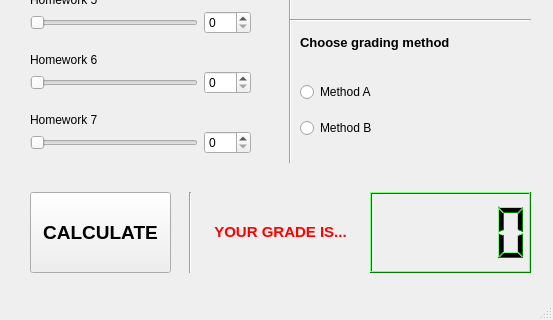
Before: the Qt Designer form mainwindow.ui in patilkap/Assignment-2, drawn with Qt 5; both pictures show x 0 to 553 and y 308 to 628 of the 553 by 628 pixel window.
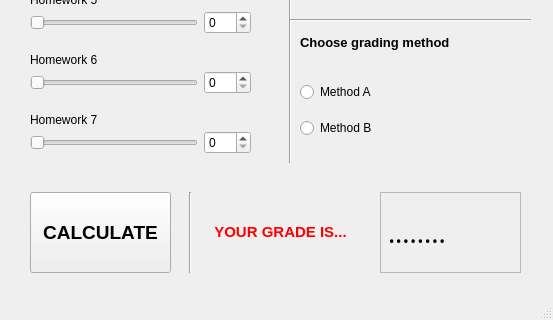
After: the same form once the commit is applied.

Commit message:
SHOWS SOMETHING
Changed LCD display to normal Label. Shows some number but need to make sure it calculates correctly

```diff
--- a/mainwindow.ui
+++ b/mainwindow.ui
@@ -446,434 +446,6 @@
      <string>&lt;html&gt;&lt;head/&gt;&lt;body&gt;&lt;p&gt;&lt;span style=&quot; font-size:10pt; font-weight:600;&quot;&gt;Choose grading method&lt;/span&gt;&lt;/p&gt;&lt;/body&gt;&lt;/html&gt;</string>
     </property>
    </widget>
-   <widget class="QLCDNumber" name="LEDNum">
-    <property name="geometry">
-     <rect>
-      <x>370</x>
-      <y>500</y>
-      <width>161</width>
-      <height>81</height>
-     </rect>
-    </property>
-    <property name="palette">
-     <palette>
-      <active>
-       <colorrole role="WindowText">
-        <brush brushstyle="SolidPattern">
-         <color alpha="255">
-          <red>0</red>
-          <green>0</green>
-          <blue>0</blue>
-         </color>
-        </brush>
-       </colorrole>
-       <colorrole role="Button">
-        <brush brushstyle="SolidPattern">
-         <color alpha="255">
-          <red>0</red>
-          <green>255</green>
-          <blue>0</blue>
-         </color>
-        </brush>
-       </colorrole>
-       <colorrole role="Light">
-        <brush brushstyle="SolidPattern">
-         <color alpha="255">
-          <red>127</red>
-          <green>255</green>
-          <blue>127</blue>
-         </color>
-        </brush>
-       </colorrole>
-       <colorrole role="Midlight">
-        <brush brushstyle="SolidPattern">
-         <color alpha="255">
-          <red>63</red>
-          <green>255</green>
-          <blue>63</blue>
-         </color>
-        </brush>
-       </colorrole>
-       <colorrole role="Dark">
-        <brush brushstyle="SolidPattern">
-         <color alpha="255">
-          <red>0</red>
-          <green>127</green>
-          <blue>0</blue>
-         </color>
-        </brush>
-       </colorrole>
-       <colorrole role="Mid">
-        <brush brushstyle="SolidPattern">
-         <color alpha="255">
-          <red>0</red>
-          <green>170</green>
-          <blue>0</blue>
-         </color>
-        </brush>
-       </colorrole>
-       <colorrole role="Text">
-        <brush brushstyle="SolidPattern">
-         <color alpha="255">
-          <red>0</red>
-          <green>0</green>
-          <blue>0</blue>
-         </color>
-        </brush>
-       </colorrole>
-       <colorrole role="BrightText">
-        <brush brushstyle="SolidPattern">
-         <color alpha="255">
-          <red>255</red>
-          <green>255</green>
-          <blue>255</blue>
-         </color>
-        </brush>
-       </colorrole>
-       <colorrole role="ButtonText">
-        <brush brushstyle="SolidPattern">
-         <color alpha="255">
-          <red>0</red>
-          <green>0</green>
-          <blue>0</blue>
-         </color>
-        </brush>
-       </colorrole>
-       <colorrole role="Base">
-        <brush brushstyle="SolidPattern">
-         <color alpha="255">
-          <red>255</red>
-          <green>255</green>
-          <blue>255</blue>
-         </color>
-        </brush>
-       </colorrole>
-       <colorrole role="Window">
-        <brush brushstyle="SolidPattern">
-         <color alpha="255">
-          <red>0</red>
-          <green>255</green>
-          <blue>0</blue>
-         </color>
-        </brush>
-       </colorrole>
-       <colorrole role="Shadow">
-        <brush brushstyle="SolidPattern">
-         <color alpha="255">
-          <red>0</red>
-          <green>0</green>
-          <blue>0</blue>
-         </color>
-        </brush>
-       </colorrole>
-       <colorrole role="AlternateBase">
-        <brush brushstyle="SolidPattern">
-         <color alpha="255">
-          <red>127</red>
-          <green>255</green>
-          <blue>127</blue>
-         </color>
-        </brush>
-       </colorrole>
-       <colorrole role="ToolTipBase">
-        <brush brushstyle="SolidPattern">
-         <color alpha="255">
-          <red>255</red>
-          <green>255</green>
-          <blue>220</blue>
-         </color>
-        </brush>
-       </colorrole>
-       <colorrole role="ToolTipText">
-        <brush brushstyle="SolidPattern">
-         <color alpha="255">
-          <red>0</red>
-          <green>0</green>
-          <blue>0</blue>
-         </color>
-        </brush>
-       </colorrole>
-      </active>
-      <inactive>
-       <colorrole role="WindowText">
-        <brush brushstyle="SolidPattern">
-         <color alpha="255">
-          <red>0</red>
-          <green>0</green>
-          <blue>0</blue>
-         </color>
-        </brush>
-       </colorrole>
-       <colorrole role="Button">
-        <brush brushstyle="SolidPattern">
-         <color alpha="255">
-          <red>0</red>
-          <green>255</green>
-          <blue>0</blue>
-         </color>
-        </brush>
-       </colorrole>
-       <colorrole role="Light">
-        <brush brushstyle="SolidPattern">
-         <color alpha="255">
-          <red>127</red>
-          <green>255</green>
-          <blue>127</blue>
-         </color>
-        </brush>
-       </colorrole>
-       <colorrole role="Midlight">
-        <brush brushstyle="SolidPattern">
-         <color alpha="255">
-          <red>63</red>
-          <green>255</green>
-          <blue>63</blue>
-         </color>
-        </brush>
-       </colorrole>
-       <colorrole role="Dark">
-        <brush brushstyle="SolidPattern">
-         <color alpha="255">
-          <red>0</red>
-          <green>127</green>
-          <blue>0</blue>
-         </color>
-        </brush>
-       </colorrole>
-       <colorrole role="Mid">
-        <brush brushstyle="SolidPattern">
-         <color alpha="255">
-          <red>0</red>
-          <green>170</green>
-          <blue>0</blue>
-         </color>
-        </brush>
-       </colorrole>
-       <colorrole role="Text">
-        <brush brushstyle="SolidPattern">
-         <color alpha="255">
-          <red>0</red>
-          <green>0</green>
-          <blue>0</blue>
-         </color>
-        </brush>
-       </colorrole>
-       <colorrole role="BrightText">
-        <brush brushstyle="SolidPattern">
-         <color alpha="255">
-          <red>255</red>
-          <green>255</green>
-          <blue>255</blue>
-         </color>
-        </brush>
-       </colorrole>
-       <colorrole role="ButtonText">
-        <brush brushstyle="SolidPattern">
-         <color alpha="255">
-          <red>0</red>
-          <green>0</green>
-          <blue>0</blue>
-         </color>
-        </brush>
-       </colorrole>
-       <colorrole role="Base">
-        <brush brushstyle="SolidPattern">
-         <color alpha="255">
-          <red>255</red>
-          <green>255</green>
-          <blue>255</blue>
-         </color>
-        </brush>
-       </colorrole>
-       <colorrole role="Window">
-        <brush brushstyle="SolidPattern">
-         <color alpha="255">
-          <red>0</red>
-          <green>255</green>
-          <blue>0</blue>
-         </color>
-        </brush>
-       </colorrole>
-       <colorrole role="Shadow">
-        <brush brushstyle="SolidPattern">
-         <color alpha="255">
-          <red>0</red>
-          <green>0</green>
-          <blue>0</blue>
-         </color>
-        </brush>
-       </colorrole>
-       <colorrole role="AlternateBase">
-        <brush brushstyle="SolidPattern">
-         <color alpha="255">
-          <red>127</red>
-          <green>255</green>
-          <blue>127</blue>
-         </color>
-        </brush>
-       </colorrole>
-       <colorrole role="ToolTipBase">
-        <brush brushstyle="SolidPattern">
-         <color alpha="255">
-          <red>255</red>
-          <green>255</green>
-          <blue>220</blue>
-         </color>
-        </brush>
-       </colorrole>
-       <colorrole role="ToolTipText">
-        <brush brushstyle="SolidPattern">
-         <color alpha="255">
-          <red>0</red>
-          <green>0</green>
-          <blue>0</blue>
-         </color>
-        </brush>
-       </colorrole>
-      </inactive>
-      <disabled>
-       <colorrole role="WindowText">
-        <brush brushstyle="SolidPattern">
-         <color alpha="255">
-          <red>0</red>
-          <green>127</green>
-          <blue>0</blue>
-         </color>
-        </brush>
-       </colorrole>
-       <colorrole role="Button">
-        <brush brushstyle="SolidPattern">
-         <color alpha="255">
-          <red>0</red>
-          <green>255</green>
-          <blue>0</blue>
-         </color>
-        </brush>
-       </colorrole>
-       <colorrole role="Light">
-        <brush brushstyle="SolidPattern">
-         <color alpha="255">
-          <red>127</red>
-          <green>255</green>
-          <blue>127</blue>
-         </color>
-        </brush>
-       </colorrole>
-       <colorrole role="Midlight">
-        <brush brushstyle="SolidPattern">
-         <color alpha="255">
-          <red>63</red>
-          <green>255</green>
-          <blue>63</blue>
-         </color>
-        </brush>
-       </colorrole>
-       <colorrole role="Dark">
-        <brush brushstyle="SolidPattern">
-         <color alpha="255">
-          <red>0</red>
-          <green>127</green>
-          <blue>0</blue>
-         </color>
-        </brush>
-       </colorrole>
-       <colorrole role="Mid">
-        <brush brushstyle="SolidPattern">
-         <color alpha="255">
-          <red>0</red>
-          <green>170</green>
-          <blue>0</blue>
-         </color>
-        </brush>
-       </colorrole>
-       <colorrole role="Text">
-        <brush brushstyle="SolidPattern">
-         <color alpha="255">
-          <red>0</red>
-          <green>127</green>
-          <blue>0</blue>
-         </color>
-        </brush>
-       </colorrole>
-       <colorrole role="BrightText">
-        <brush brushstyle="SolidPattern">
-         <color alpha="255">
-          <red>255</red>
-          <green>255</green>
-          <blue>255</blue>
-         </color>
-        </brush>
-       </colorrole>
-       <colorrole role="ButtonText">
-        <brush brushstyle="SolidPattern">
-         <color alpha="255">
-          <red>0</red>
-          <green>127</green>
-          <blue>0</blue>
-         </color>
-        </brush>
-       </colorrole>
-       <colorrole role="Base">
-        <brush brushstyle="SolidPattern">
-         <color alpha="255">
-          <red>0</red>
-          <green>255</green>
-          <blue>0</blue>
-         </color>
-        </brush>
-       </colorrole>
-       <colorrole role="Window">
-        <brush brushstyle="SolidPattern">
-         <color alpha="255">
-          <red>0</red>
-          <green>255</green>
-          <blue>0</blue>
-         </color>
-        </brush>
-       </colorrole>
-       <colorrole role="Shadow">
-        <brush brushstyle="SolidPattern">
-         <color alpha="255">
-          <red>0</red>
-          <green>0</green>
-          <blue>0</blue>
-         </color>
-        </brush>
-       </colorrole>
-       <colorrole role="AlternateBase">
-        <brush brushstyle="SolidPattern">
-         <color alpha="255">
-          <red>0</red>
-          <green>255</green>
-          <blue>0</blue>
-         </color>
-        </brush>
-       </colorrole>
-       <colorrole role="ToolTipBase">
-        <brush brushstyle="SolidPattern">
-         <color alpha="255">
-          <red>255</red>
-          <green>255</green>
-          <blue>220</blue>
-         </color>
-        </brush>
-       </colorrole>
-       <colorrole role="ToolTipText">
-        <brush brushstyle="SolidPattern">
-         <color alpha="255">
-          <red>0</red>
-          <green>0</green>
-          <blue>0</blue>
-         </color>
-        </brush>
-       </colorrole>
-      </disabled>
-     </palette>
-    </property>
-    <property name="cursor">
-     <cursorShape>BlankCursor</cursorShape>
-    </property>
-   </widget>
    <widget class="Line" name="line_4">
     <property name="geometry">
      <rect>
@@ -1058,6 +630,37 @@
      </item>
     </layout>
    </widget>
+   <widget class="QLabel" name="GradeTotal">
+    <property name="geometry">
+     <rect>
+      <x>380</x>
+      <y>500</y>
+      <width>141</width>
+      <height>81</height>
+     </rect>
+    </property>
+    <property name="font">
+     <font>
+      <family>OCR A Extended</family>
+      <pointsize>20</pointsize>
+     </font>
+    </property>
+    <property name="autoFillBackground">
+     <bool>false</bool>
+    </property>
+    <property name="frameShape">
+     <enum>QFrame::StyledPanel</enum>
+    </property>
+    <property name="frameShadow">
+     <enum>QFrame::Plain</enum>
+    </property>
+    <property name="lineWidth">
+     <number>15</number>
+    </property>
+    <property name="text">
+     <string>........</string>
+    </property>
+   </widget>
   </widget>
   <widget class="QStatusBar" name="statusbar"/>
  </widget>
```
The commit also changes 2 other files.
